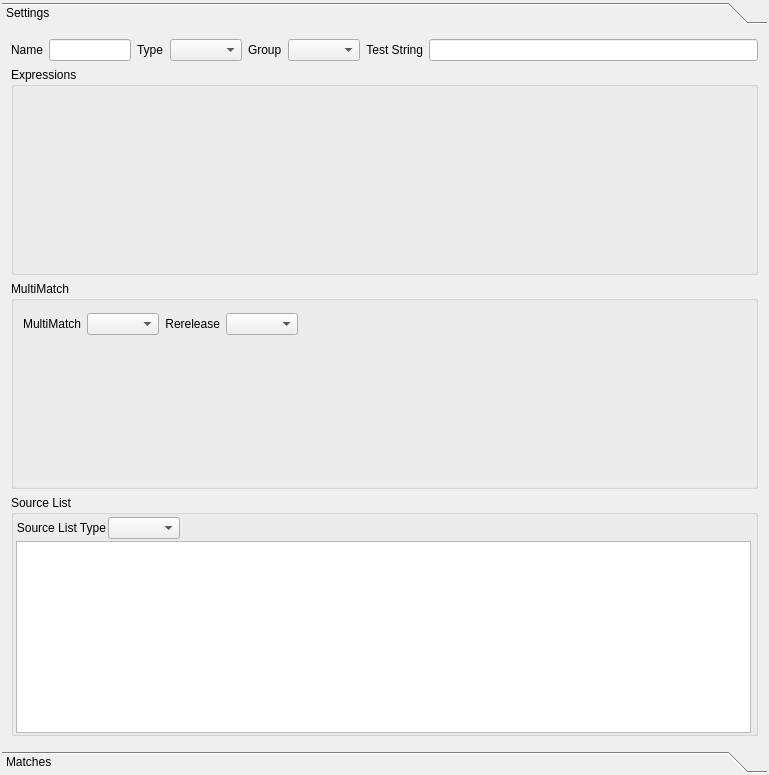
KDE/ktorrent, file plugins/bitfinder/filter/filterdetails.ui: the form before one commit.
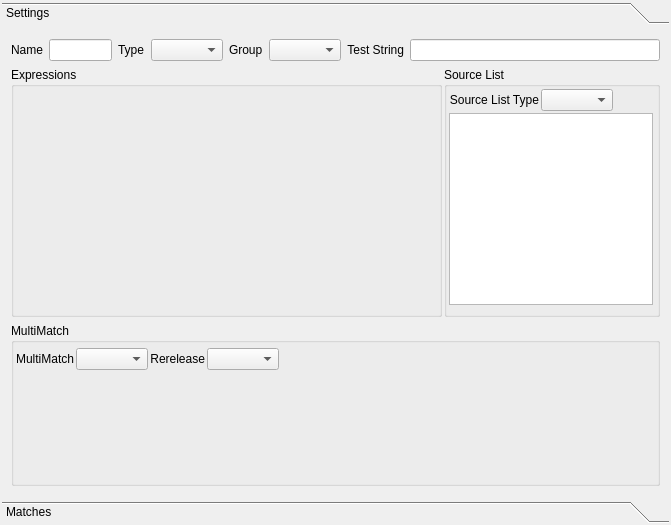
The form after the commit. Custom widgets are drawn as their Qt base class.

Commit message: Added basics of capture checker classes. Close to final UI for Filter details tabs

Patch:
```diff
--- a/plugins/bitfinder/filter/filterdetails.ui
+++ b/plugins/bitfinder/filter/filterdetails.ui
@@ -5,8 +5,8 @@
    <rect>
     <x>0</x>
     <y>0</y>
-    <width>769</width>
-    <height>775</height>
+    <width>671</width>
+    <height>525</height>
    </rect>
   </property>
   <property name="windowTitle" >
@@ -41,15 +41,17 @@
        <rect>
         <x>0</x>
         <y>0</y>
-        <width>755</width>
-        <height>705</height>
+        <width>657</width>
+        <height>455</height>
        </rect>
       </property>
       <attribute name="label" >
        <string>Settings</string>
       </attribute>
-      <layout class="QGridLayout" >
-       <item row="0" column="0" >
+      <layout class="QVBoxLayout" >
+       <item>
+        <layout class="QHBoxLayout" >
+         <item>
         <widget class="QLabel" name="nameLabel" >
          <property name="text" >
           <string>Name</string>
@@ -59,7 +61,7 @@
          </property>
         </widget>
        </item>
-       <item row="0" column="1" >
+         <item>
         <widget class="QLineEdit" name="name" >
          <property name="sizePolicy" >
           <sizepolicy vsizetype="Fixed" hsizetype="Expanding" >
@@ -69,27 +71,27 @@
          </property>
         </widget>
        </item>
-       <item row="0" column="2" >
+         <item>
         <widget class="QLabel" name="typeLabel" >
          <property name="text" >
           <string>Type</string>
          </property>
         </widget>
        </item>
-       <item row="0" column="3" >
+         <item>
         <widget class="QComboBox" name="type" />
        </item>
-       <item row="0" column="4" >
+         <item>
         <widget class="QLabel" name="groupLabel" >
          <property name="text" >
           <string>Group</string>
          </property>
         </widget>
        </item>
-       <item row="0" column="5" >
+         <item>
         <widget class="QComboBox" name="group" />
        </item>
-       <item row="0" column="6" >
+         <item>
         <widget class="QLabel" name="testStringLabel" >
          <property name="text" >
           <string>Test String</string>
@@ -99,7 +101,7 @@
          </property>
         </widget>
        </item>
-       <item row="0" column="7" >
+         <item>
         <widget class="QLineEdit" name="testString" >
          <property name="sizePolicy" >
           <sizepolicy vsizetype="Fixed" hsizetype="Expanding" >
@@ -109,14 +111,27 @@
          </property>
         </widget>
        </item>
-       <item row="1" column="0" colspan="8" >
+        </layout>
+       </item>
+       <item>
+        <layout class="QHBoxLayout" >
+         <property name="spacing" >
+          <number>2</number>
+         </property>
+         <item>
         <widget class="KEditListBox" name="expressions" >
          <property name="sizePolicy" >
           <sizepolicy vsizetype="Expanding" hsizetype="Expanding" >
-           <horstretch>0</horstretch>
+             <horstretch>2</horstretch>
            <verstretch>0</verstretch>
           </sizepolicy>
          </property>
+           <property name="maximumSize" >
+            <size>
+             <width>16777215</width>
+             <height>278</height>
+            </size>
+           </property>
          <property name="title" >
           <string>Expressions</string>
          </property>
@@ -134,73 +149,27 @@
          </property>
         </widget>
        </item>
-       <item row="2" column="0" colspan="8" >
-        <widget class="QGroupBox" name="multiMatchBox" >
-         <property name="title" >
-          <string>MultiMatch</string>
-         </property>
-         <layout class="QGridLayout" >
-          <item row="0" column="0" >
-           <widget class="QLabel" name="multiMatchLabel" >
-            <property name="text" >
-             <string>MultiMatch</string>
-            </property>
-            <property name="alignment" >
-             <set>Qt::AlignRight|Qt::AlignTrailing|Qt::AlignVCenter</set>
-            </property>
-           </widget>
-          </item>
-          <item row="0" column="1" >
-           <widget class="QComboBox" name="multiMatch" />
-          </item>
-          <item row="0" column="2" >
-           <widget class="QLabel" name="rereleaseLabel" >
-            <property name="text" >
-             <string>Rerelease</string>
-            </property>
-            <property name="alignment" >
-             <set>Qt::AlignRight|Qt::AlignTrailing|Qt::AlignVCenter</set>
-            </property>
-           </widget>
-          </item>
-          <item row="0" column="3" >
-           <widget class="QComboBox" name="rerelease" />
-          </item>
-          <item row="0" column="4" >
-           <spacer>
-            <property name="orientation" >
-             <enum>Qt::Horizontal</enum>
-            </property>
-            <property name="sizeHint" >
-             <size>
-              <width>410</width>
-              <height>28</height>
-             </size>
-            </property>
-           </spacer>
-          </item>
-          <item row="0" column="5" >
-           <widget class="KToolBar" native="1" name="multiMatchToolbar" />
-          </item>
-          <item row="1" column="0" colspan="6" >
-           <widget class="QWidget" native="1" name="captureCheck" >
-            <property name="sizePolicy" >
-             <sizepolicy vsizetype="Expanding" hsizetype="Expanding" >
-              <horstretch>0</horstretch>
-              <verstretch>0</verstretch>
-             </sizepolicy>
-            </property>
-           </widget>
-          </item>
-         </layout>
-        </widget>
-       </item>
-       <item row="3" column="0" colspan="8" >
+         <item>
         <widget class="QGroupBox" name="sourceListBox" >
+           <property name="sizePolicy" >
+            <sizepolicy vsizetype="Expanding" hsizetype="Expanding" >
+             <horstretch>1</horstretch>
+             <verstretch>0</verstretch>
+            </sizepolicy>
+           </property>
+           <property name="maximumSize" >
+            <size>
+             <width>16777215</width>
+             <height>278</height>
+            </size>
+           </property>
          <property name="title" >
           <string>Source List</string>
          </property>
-         <layout class="QGridLayout" >
+           <layout class="QVBoxLayout" >
+            <property name="spacing" >
+             <number>2</number>
+            </property>
           <property name="leftMargin" >
            <number>2</number>
           </property>
@@ -211,15 +180,9 @@
            <number>2</number>
           </property>
           <property name="bottomMargin" >
-           <number>0</number>
-          </property>
-          <property name="horizontalSpacing" >
            <number>2</number>
           </property>
-          <property name="verticalSpacing" >
-           <number>2</number>
-          </property>
-          <item row="0" column="0" colspan="2" >
+            <item>
            <layout class="QHBoxLayout" >
             <item>
              <widget class="QLabel" name="sourceListTypeLabel" >
@@ -255,11 +218,19 @@
             </item>
            </layout>
           </item>
-          <item row="1" column="0" >
+            <item>
+             <layout class="QHBoxLayout" >
+              <property name="spacing" >
+               <number>2</number>
+              </property>
+              <property name="bottomMargin" >
+               <number>7</number>
+              </property>
+              <item>
            <widget class="QListWidget" name="sourceList" >
             <property name="sizePolicy" >
              <sizepolicy vsizetype="Expanding" hsizetype="Expanding" >
-              <horstretch>1</horstretch>
+                  <horstretch>0</horstretch>
               <verstretch>0</verstretch>
              </sizepolicy>
             </property>
@@ -268,10 +239,93 @@
             </property>
            </widget>
           </item>
-          <item row="1" column="1" >
+              <item>
            <widget class="KToolBar" native="1" name="sourceListToolbar" >
             <property name="sizePolicy" >
-             <sizepolicy vsizetype="Minimum" hsizetype="Minimum" >
+                 <sizepolicy vsizetype="Preferred" hsizetype="Preferred" >
+                  <horstretch>0</horstretch>
+                  <verstretch>0</verstretch>
+                 </sizepolicy>
+                </property>
+               </widget>
+              </item>
+             </layout>
+            </item>
+           </layout>
+          </widget>
+         </item>
+        </layout>
+       </item>
+       <item>
+        <widget class="QGroupBox" name="multiMatchBox" >
+         <property name="title" >
+          <string>MultiMatch</string>
+         </property>
+         <layout class="QGridLayout" >
+          <property name="leftMargin" >
+           <number>2</number>
+          </property>
+          <property name="topMargin" >
+           <number>2</number>
+          </property>
+          <property name="rightMargin" >
+           <number>2</number>
+          </property>
+          <property name="bottomMargin" >
+           <number>2</number>
+          </property>
+          <property name="horizontalSpacing" >
+           <number>2</number>
+          </property>
+          <property name="verticalSpacing" >
+           <number>2</number>
+          </property>
+          <item row="0" column="0" >
+           <widget class="QLabel" name="multiMatchLabel" >
+            <property name="text" >
+             <string>MultiMatch</string>
+            </property>
+            <property name="alignment" >
+             <set>Qt::AlignRight|Qt::AlignTrailing|Qt::AlignVCenter</set>
+            </property>
+           </widget>
+          </item>
+          <item row="0" column="1" >
+           <widget class="QComboBox" name="multiMatch" />
+          </item>
+          <item row="0" column="2" >
+           <widget class="QLabel" name="rereleaseLabel" >
+            <property name="text" >
+             <string>Rerelease</string>
+            </property>
+            <property name="alignment" >
+             <set>Qt::AlignRight|Qt::AlignTrailing|Qt::AlignVCenter</set>
+            </property>
+           </widget>
+          </item>
+          <item row="0" column="3" >
+           <widget class="QComboBox" name="rerelease" />
+          </item>
+          <item row="0" column="4" >
+           <spacer>
+            <property name="orientation" >
+             <enum>Qt::Horizontal</enum>
+            </property>
+            <property name="sizeHint" >
+             <size>
+              <width>410</width>
+              <height>28</height>
+             </size>
+            </property>
+           </spacer>
+          </item>
+          <item row="0" column="5" >
+           <widget class="KToolBar" native="1" name="multiMatchToolbar" />
+          </item>
+          <item row="1" column="0" colspan="6" >
+           <widget class="kt::CaptureCheckerDetails" native="1" name="captureChecker" >
+            <property name="sizePolicy" >
+             <sizepolicy vsizetype="Expanding" hsizetype="Expanding" >
               <horstretch>0</horstretch>
               <verstretch>0</verstretch>
              </sizepolicy>
@@ -320,6 +374,12 @@
    <header>ktoolbar.h</header>
    <container>1</container>
   </customwidget>
+  <customwidget>
+   <class>kt::CaptureCheckerDetails</class>
+   <extends>QWidget</extends>
+   <header>filter/capturecheckerdetails.h</header>
+   <container>1</container>
+  </customwidget>
  </customwidgets>
  <resources/>
  <connections/>
```
Lines whose indentation alone changed are shown as unchanged. The commit also changes 8 other files.
